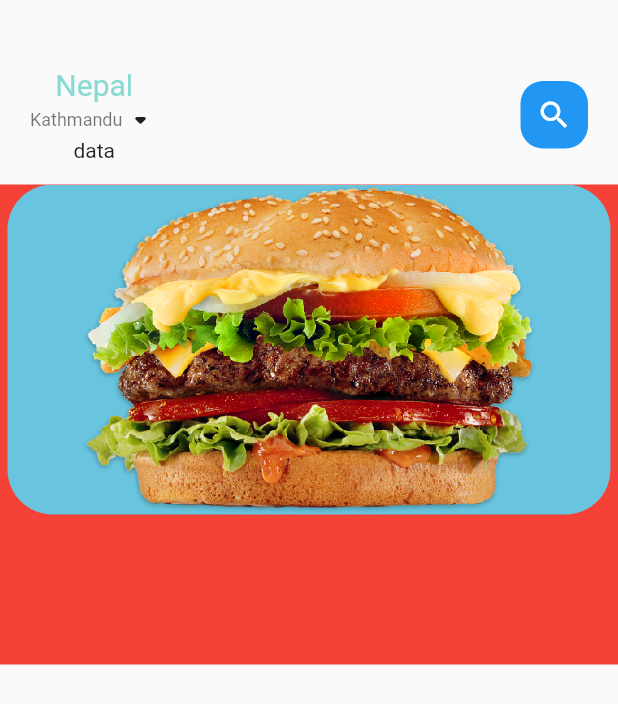
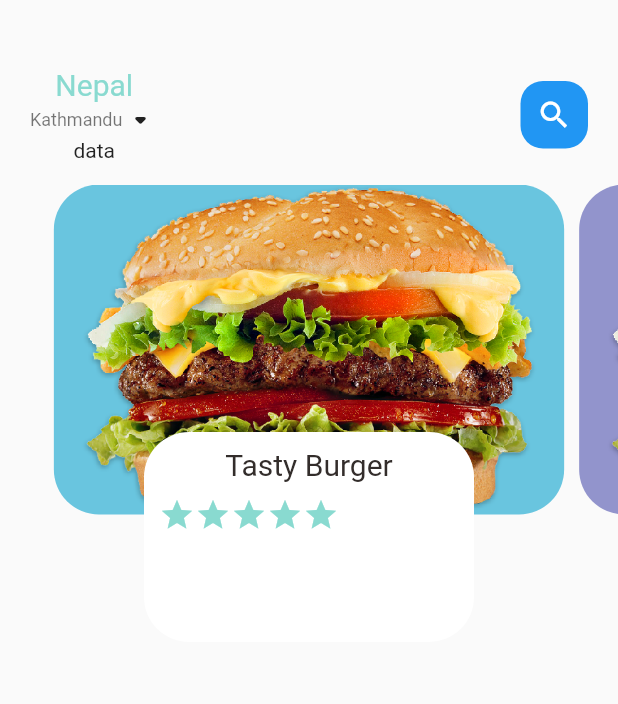
Before and after one commit to samitshrestha29/food-delivery-app, a Flutter app: the screen it shows after launch, on a phone screen of 412 x 824 dp. Shown: the top 704 px of the screen. Run offline on Flutter 3.47's test engine with Material 2 defaults, Android fonts, the phone set to English and light mode, and no system bars.

Commit message:
stack add in food page body

```diff
--- a/lib/home/food_page_body.dart
+++ b/lib/home/food_page_body.dart
@@ -1,4 +1,6 @@
 import 'package:flutter/material.dart';
+import 'package:food_delivery/utils/colors.dart';
+import 'package:food_delivery/widgets/big_text.dart';
 
 class FoodPageBody extends StatefulWidget {
   const FoodPageBody({super.key});
@@ -8,12 +10,13 @@ class FoodPageBody extends StatefulWidget {
 }
 
 class _FoodPageBodyState extends State<FoodPageBody> {
+  PageController pageController = PageController(viewportFraction: 0.85);
   @override
   Widget build(BuildContext context) {
-    return Container(
-      color: Colors.red,
+    return SizedBox(
       height: 320,
       child: PageView.builder(
+        controller: pageController,
         itemCount: 5,
         itemBuilder: (context, index) => _buidPageItem(index),
       ),
@@ -36,6 +39,43 @@ class _FoodPageBodyState extends State<FoodPageBody> {
                 image: AssetImage("assets/image/food.png"),
               )),
         ),
+        Align(
+          alignment: Alignment.bottomCenter,
+          child: Container(
+              height: 140,
+              width: 220,
+              margin: const EdgeInsets.only(left: 30, right: 30, bottom: 15),
+              decoration: BoxDecoration(
+                borderRadius: BorderRadius.circular(30),
+                color: Colors.white,
+              ),
+              child: Container(
+                padding: const EdgeInsets.only(
+                  left: 10,
+                  top: 10,
+                  right: 10,
+                ),
+                child: Column(
+                  children: [
+                    BigText(text: "Tasty Burger"),
+                    const SizedBox(height: 10),
+                    Row(
+                      children: [
+                        Wrap(
+                          children: List.generate(
+                            5,
+                            (index) => const Icon(
+                              Icons.star,
+                              color: AppColors.mainColor,
+                            ),
+                          ),
+                        ),
+                      ],
+                    )
+                  ],
+                ),
+              )),
+        ),
       ],
     );
   }
```
